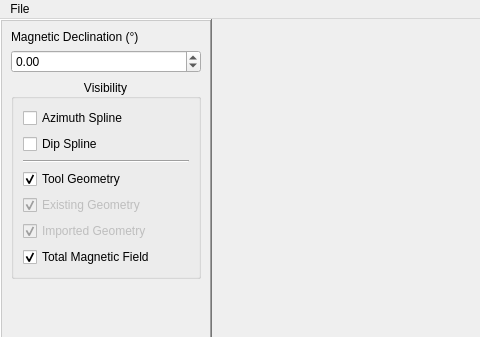
Before: the Qt Designer form src/qt_ui/pem_geometry.ui in Eric-Meunier/Processor-Suite, drawn with Qt 5; both pictures show x 0 to 480 and y 0 to 337 of the 943 by 669 pixel window.
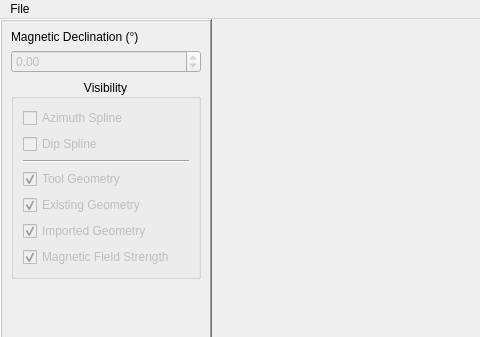
After: the same form once the commit is applied.

What changed in the file:
```diff
--- a/src/qt_ui/pem_geometry.ui
+++ b/src/qt_ui/pem_geometry.ui
@@ -57,6 +57,9 @@
        </item>
        <item>
         <widget class="QDoubleSpinBox" name="mag_dec_sbox">
+         <property name="enabled">
+          <bool>false</bool>
+         </property>
          <property name="minimum">
           <double>-99.989999999999995</double>
          </property>
@@ -76,6 +79,9 @@
          <layout class="QVBoxLayout" name="verticalLayout_2">
           <item>
            <widget class="QCheckBox" name="az_spline_cbox">
+            <property name="enabled">
+             <bool>false</bool>
+            </property>
             <property name="text">
              <string>Azimuth Spline</string>
             </property>
@@ -83,6 +89,9 @@
           </item>
           <item>
            <widget class="QCheckBox" name="dip_spline_cbox">
+            <property name="enabled">
+             <bool>false</bool>
+            </property>
             <property name="text">
              <string>Dip Spline</string>
             </property>
@@ -97,6 +106,9 @@
           </item>
           <item>
            <widget class="QCheckBox" name="show_tool_geom_cbox">
+            <property name="enabled">
+             <bool>false</bool>
+            </property>
             <property name="text">
              <string>Tool Geometry</string>
             </property>
@@ -133,8 +145,11 @@
           </item>
           <item>
            <widget class="QCheckBox" name="show_mag_cbox">
+            <property name="enabled">
+             <bool>false</bool>
+            </property>
             <property name="text">
-             <string>Total Magnetic Field</string>
+             <string>Magnetic Field Strength</string>
             </property>
             <property name="checked">
              <bool>true</bool>
```
